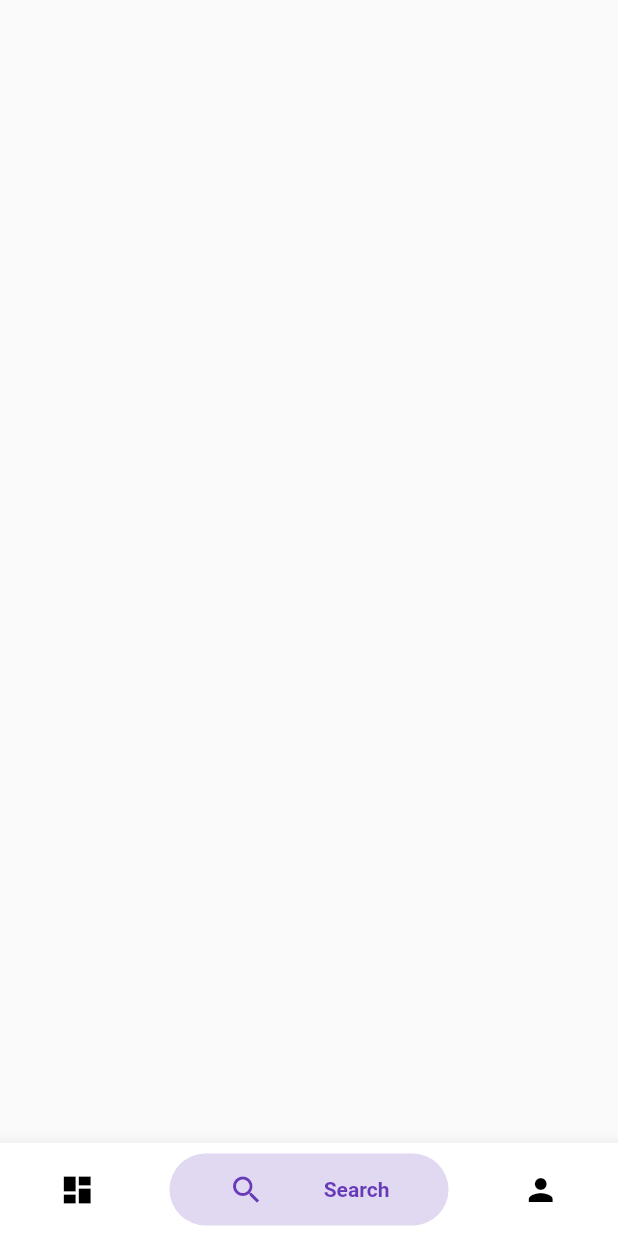
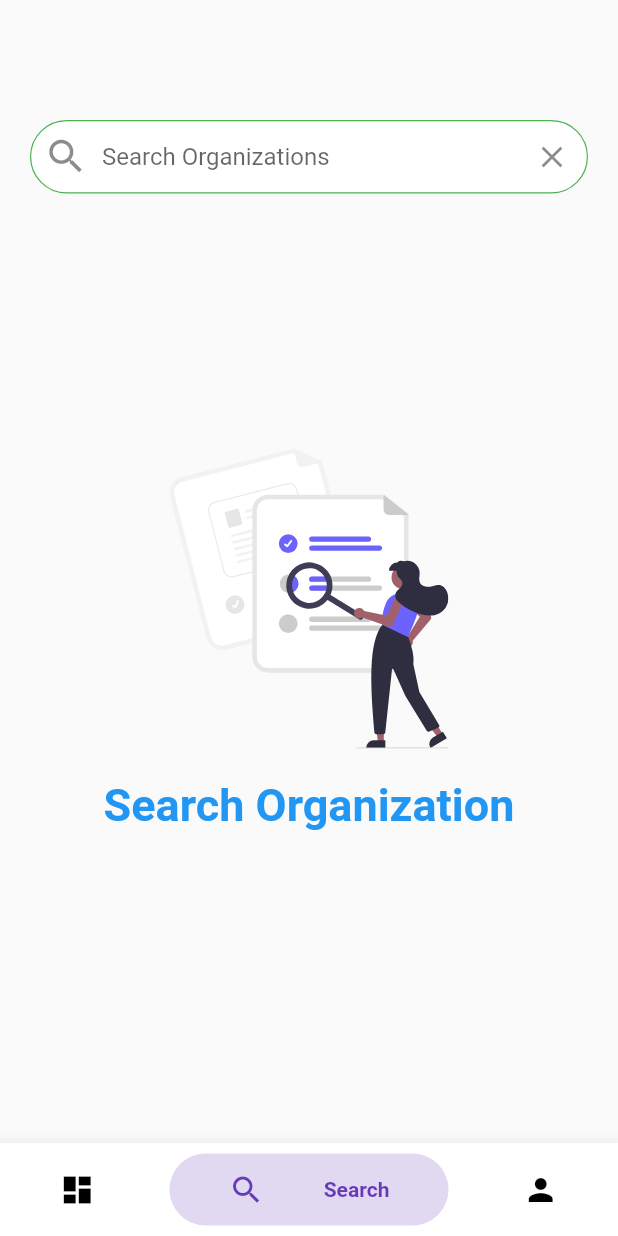
Before and after one commit to Thusatharan/FoodWastageManagement, a Flutter app: the ReceiverHomeScreen screen opened by its route, item 2 of the bottom bar chosen, on a phone screen of 412 x 824 dp. Run offline on Flutter 3.47's test engine with Material 2 defaults, Android fonts, the phone set to English and light mode, and no system bars; drawn by our look-alikes of bubble_bottom_bar; our stand-ins replace cloud_firestore, firebase_auth, firebase_core, flutter_svg, flutter_swiper, font_awesome_flutter and 2 more; accounts and stored records are empty; network calls fail.

Commit message:
Fourth Commit

```diff
--- a/lib/main.dart
+++ b/lib/main.dart
@@ -9,7 +9,7 @@ import 'package:food_wastage_management/screens/home_screen.dart';
 import 'package:food_wastage_management/screens/home_screens/admin_screens/admin_home_screen.dart';
 import 'package:food_wastage_management/screens/home_screens/user_screens/delivery_man_home_screen.dart';
 import 'package:food_wastage_management/screens/home_screens/user_screens/donator_home_screen.dart';
-import 'package:food_wastage_management/screens/home_screens/user_screens/receiver_screens/food_detail_screen.dart';
+import 'package:food_wastage_management/screens/home_screens/user_screens/receiver_screens/receiver_food_detail_screen.dart';
 import 'package:food_wastage_management/screens/home_screens/user_screens/receiver_screens/receiver_home_screen.dart';
 import 'package:food_wastage_management/screens/intro_screen.dart';
 import 'package:food_wastage_management/screens/splash_screen.dart';
@@ -55,7 +55,7 @@ class MyApp extends StatelessWidget {
           DonatorHomeScreen.routeName: (ctx) => DonatorHomeScreen(),
           ReceiverHomeScreen.routeName: (ctx) => ReceiverHomeScreen(),
           DeliveryManHomeScreen.routeName: (ctx) => DeliveryManHomeScreen(),
-          FoodDetailScreen.routeName: (ctx) => FoodDetailScreen(),
+          ReceiverFoodDetailScreen.routeName: (ctx) => ReceiverFoodDetailScreen(),
         },
       ),
     );
--- a/lib/providers/organization_provider.dart
+++ b/lib/providers/organization_provider.dart
@@ -35,6 +35,21 @@ class Organizations with ChangeNotifier {
     return [..._organizations];
   }
 
+  String _searchString;
+
+  List<Organization> get searchOrganizations {
+    return _organizations
+        .where((org) =>
+            org.name.toLowerCase().contains(_searchString) ||
+            org.name.contains(_searchString))
+        .toList();
+  }
+
+  void addSearchString(String searchText) {
+    _searchString = searchText;
+    notifyListeners();
+  }
+
   addOrganization() {
     // add
     notifyListeners();
--- a/lib/screens/home_screens/user_screens/donator_home_screen.dart
+++ b/lib/screens/home_screens/user_screens/donator_home_screen.dart
@@ -1,7 +1,7 @@
 import 'package:bubble_bottom_bar/bubble_bottom_bar.dart';
 import 'package:firebase_auth/firebase_auth.dart';
 import 'package:flutter/material.dart';
-import 'package:food_wastage_management/screens/home_screens/user_screens/profile_screen.dart';
+import 'package:food_wastage_management/screens/home_screens/user_screens/receiver_screens/receiver_profile_screen.dart';
 
 class DonatorHomeScreen extends StatefulWidget {
   static const routeName = '/donator_home_screen';
@@ -86,7 +86,7 @@ class _DonatorHomeScreenState extends State<DonatorHomeScreen> {
           ? homeScreen()
           : (_currentIndex == 1)
               ? requestScreen()
-              : ProfileScreen(
+              : ReceiverProfileScreen(
                   user: _currentUser,
                 ),
     );
--- a/lib/screens/home_screens/user_screens/receiver_screens/food_detail_screen.dart
+++ b/lib/screens/home_screens/user_screens/receiver_screens/receiver_food_detail_screen.dart
@@ -3,14 +3,14 @@ import 'package:food_wastage_management/providers/foods_provider.dart';
 import 'package:food_wastage_management/widgets/rating_stars_widget.dart';
 import 'package:provider/provider.dart';
 
-class FoodDetailScreen extends StatefulWidget {
+class ReceiverFoodDetailScreen extends StatefulWidget {
   static const routeName = '/food_detail_screen';
 
   @override
-  _FoodDetailScreenState createState() => _FoodDetailScreenState();
+  _ReceiverFoodDetailScreenState createState() => _ReceiverFoodDetailScreenState();
 }
 
-class _FoodDetailScreenState extends State<FoodDetailScreen> {
+class _ReceiverFoodDetailScreenState extends State<ReceiverFoodDetailScreen> {
   //_buildMenuItem(Food menuItem) {
   //  return Center(
   //    child: Stack(
--- a/lib/screens/home_screens/user_screens/receiver_screens/receiver_home_screen.dart
+++ b/lib/screens/home_screens/user_screens/receiver_screens/receiver_home_screen.dart
@@ -2,12 +2,16 @@ import 'package:bubble_bottom_bar/bubble_bottom_bar.dart';
 import 'package:firebase_auth/firebase_auth.dart';
 import 'package:flutter/material.dart';
 import 'package:food_wastage_management/models/food.dart';
+import 'package:food_wastage_management/models/organization.dart';
 import 'package:food_wastage_management/providers/foods_provider.dart';
-import 'package:food_wastage_management/screens/home_screens/user_screens/profile_screen.dart';
-import 'package:food_wastage_management/screens/home_screens/user_screens/receiver_screens/food_detail_screen.dart';
+import 'package:food_wastage_management/providers/organization_provider.dart';
+import 'package:food_wastage_management/screens/home_screens/user_screens/receiver_screens/receiver_food_detail_screen.dart';
+import 'package:food_wastage_management/screens/home_screens/user_screens/receiver_screens/receiver_profile_screen.dart';
+import 'package:food_wastage_management/widgets/organization_search_widget.dart';
 import 'package:food_wastage_management/widgets/organization_widget.dart';
 import 'package:food_wastage_management/widgets/rating_stars_widget.dart';
 import 'package:provider/provider.dart';
+import 'package:flutter_svg/flutter_svg.dart';
 
 class ReceiverHomeScreen extends StatefulWidget {
   static const routeName = '/receiver_home_screen';
@@ -17,6 +21,7 @@ class ReceiverHomeScreen extends StatefulWidget {
 }
 
 class _ReceiverHomeScreenState extends State<ReceiverHomeScreen> {
+  TextEditingController _searchOrganizationController = TextEditingController();
   User _currentUser = FirebaseAuth.instance.currentUser;
   var _currentIndex = 0;
 
@@ -26,8 +31,159 @@ class _ReceiverHomeScreenState extends State<ReceiverHomeScreen> {
     });
   }
 
+  @override
+  void initState() {
+    super.initState();
+    _searchOrganizationController.addListener(_onSearchChanged);
+  }
 
-  _searchScreen(){}
+  @override
+  void dispose() {
+    _searchOrganizationController.removeListener(_onSearchChanged);
+    super.dispose();
+  }
+
+  _onSearchChanged() {
+    Provider.of<Organizations>(
+      context,
+      listen: false,
+    ).addSearchString(_searchOrganizationController.text.trim());
+  }
+
+  /* *************************************************************** */
+
+  _emptySearchScreen(isPotrait) {
+    return SingleChildScrollView(
+      child: Container(
+        margin: EdgeInsets.only(top: isPotrait ? 150.0 : 30.0),
+        width: double.infinity,
+        child: Center(
+          child: Column(
+            children: [
+              Container(
+                child: SvgPicture.asset(
+                  'assets/images/search.svg',
+                  height: isPotrait ? 200.0 : 180.0,
+                ),
+              ),
+              SizedBox(
+                height: 20.0,
+              ),
+              Container(
+                child: Text(
+                  'Search Organization',
+                  style: TextStyle(
+                    fontSize: isPotrait ? 30.0 : 25.0,
+                    fontWeight: FontWeight.w600,
+                    color: Theme.of(context).accentColor,
+                  ),
+                ),
+              ),
+              SizedBox(height: 50.0),
+            ],
+          ),
+        ),
+      ),
+    );
+  }
+
+  _buildOrganization({organizations}) {
+    List<Widget> organizationList = [];
+    organizations.forEach((Organization organization) {
+      organizationList.add(
+        GestureDetector(
+          onTap: () {},
+          child: Container(
+            margin: EdgeInsets.symmetric(
+              horizontal: 20.0,
+              vertical: 5.0,
+            ),
+            decoration: BoxDecoration(
+              color: Colors.white,
+              borderRadius: BorderRadius.circular(15.0),
+              boxShadow: [
+                BoxShadow(
+                  color: Colors.black38,
+                  offset: Offset(0, 2),
+                  blurRadius: 6.0,
+                ),
+              ],
+            ),
+            child: SearchOrganizationWidget(organization),
+          ),
+        ),
+      );
+    });
+    return Column(
+      children: organizationList,
+    );
+  }
+
+  _searchScreen(_isPotrait) {
+    return SingleChildScrollView(
+      child: Column(
+        children: [
+          Container(
+            padding:
+                EdgeInsets.fromLTRB(20.0, _isPotrait ? 80.0 : 50.0, 20.0, 20.0),
+            child: TextField(
+              controller: _searchOrganizationController,
+              decoration: InputDecoration(
+                contentPadding: EdgeInsets.symmetric(vertical: 15.0),
+                fillColor: Colors.white,
+                filled: true,
+                border: OutlineInputBorder(
+                  borderRadius: BorderRadius.circular(30.0),
+                  borderSide: BorderSide(width: 0.8),
+                ),
+                enabledBorder: OutlineInputBorder(
+                  borderRadius: BorderRadius.circular(30.0),
+                  borderSide: BorderSide(
+                    width: 0.8,
+                    color: Theme.of(context).primaryColor,
+                  ),
+                ),
+                hintText: 'Search Organizations',
+                prefixIcon: Icon(
+                  Icons.search,
+                  size: 30.0,
+                ),
+                suffixIcon: IconButton(
+                  icon: Icon(Icons.clear),
+                  onPressed: () {
+                    _searchOrganizationController.clear();
+                    FocusScope.of(context).unfocus();
+                  },
+                ),
+              ),
+            ),
+          ),
+          GestureDetector(
+            onTap: () {
+              FocusScope.of(context).requestFocus(FocusNode());
+            },
+            child: Column(
+              crossAxisAlignment: CrossAxisAlignment.start,
+              children: [
+                Consumer<Organizations>(
+                  builder: (context, data, child) =>
+                      _searchOrganizationController.text.isEmpty
+                          ? _emptySearchScreen(_isPotrait)
+                          : Container(
+                              child: _buildOrganization(
+                                organizations: data.searchOrganizations,
+                              ),
+                            ),
+                ),
+              ],
+            ),
+          ),
+        ],
+      ),
+    );
+  }
+
+  /* *************************************************************** */
 
   _buildFoods({foods}) {
     List<Widget> foodList = [];
@@ -35,8 +191,10 @@ class _ReceiverHomeScreenState extends State<ReceiverHomeScreen> {
       foodList.add(
         GestureDetector(
           onTap: () {
-            Navigator.of(context)
-                .pushNamed(FoodDetailScreen.routeName, arguments: food.id);
+            Navigator.of(context).pushNamed(
+              ReceiverFoodDetailScreen.routeName,
+              arguments: food.id,
+            );
           },
           child: Container(
             margin: EdgeInsets.symmetric(
@@ -120,6 +278,8 @@ class _ReceiverHomeScreenState extends State<ReceiverHomeScreen> {
 
   @override
   Widget build(BuildContext context) {
+    final _isPotrait =
+        MediaQuery.of(context).orientation == Orientation.portrait;
     final List<Food> foods = Provider.of<Foods>(
       context,
       listen: false,
@@ -176,46 +336,12 @@ class _ReceiverHomeScreenState extends State<ReceiverHomeScreen> {
           ? SingleChildScrollView(
               child: Column(
                 children: [
-                  //Padding(
-                  //  padding: const EdgeInsets.all(20.0),
-                  //  child: TextField(
-                  //    decoration: InputDecoration(
-                  //      contentPadding: EdgeInsets.symmetric(
-                  //        vertical: 15.0,
-                  //      ),
-                  //      fillColor: Colors.white,
-                  //      filled: true,
-                  //      border: OutlineInputBorder(
-                  //        borderRadius: BorderRadius.circular(30.0),
-                  //        borderSide: BorderSide(width: 0.8),
-                  //      ),
-                  //      enabledBorder: OutlineInputBorder(
-                  //        borderRadius: BorderRadius.circular(30.0),
-                  //        borderSide: BorderSide(
-                  //          width: 0.8,
-                  //          color: Theme.of(context).primaryColor,
-                  //        ),
-                  //      ),
-                  //      hintText: 'Search Food or Restaurants',
-                  //      prefixIcon: Icon(
-                  //        Icons.search,
-                  //        size: 30.0,
-                  //      ),
-                  //      suffixIcon: IconButton(
-                  //        icon: Icon(Icons.clear),
-                  //        onPressed: () {},
-                  //      ),
-                  //    ),
-                  //  ),
-                  //),
-                  //SizedBox(
-                  //  height: 100.0,
-                  //),
                   Container(
                     alignment: Alignment.bottomLeft,
-                    margin: const EdgeInsets.fromLTRB(20.0, 80.0, 20.0, 20.0),
+                    margin: EdgeInsets.fromLTRB(
+                        20.0, _isPotrait ? 80.0 : 50.0, 20.0, 20.0),
                     child: Text(
-                      'Welcome',
+                      'Welcome back',
                       style: TextStyle(
                         fontSize: 30.0,
                         color: Colors.blue,
@@ -247,8 +373,8 @@ class _ReceiverHomeScreenState extends State<ReceiverHomeScreen> {
               ),
             )
           : (_currentIndex == 1)
-              ? _searchScreen()
-              : ProfileScreen(
+              ? _searchScreen(_isPotrait)
+              : ReceiverProfileScreen(
                   user: _currentUser,
                 ),
     );
--- a/lib/screens/home_screens/user_screens/profile_screen.dart
+++ b/lib/screens/home_screens/user_screens/receiver_screens/receiver_profile_screen.dart
@@ -8,9 +8,9 @@ import 'package:food_wastage_management/widgets/clipper_widgets/profile_clipper.
 import 'package:food_wastage_management/widgets/progress_widget.dart';
 import 'package:provider/provider.dart';
 
-class ProfileScreen extends StatelessWidget {
+class ReceiverProfileScreen extends StatelessWidget {
   final User user;
-  ProfileScreen({this.user});
+  ReceiverProfileScreen({this.user});
 
   @override
   Widget build(BuildContext context) {
--- a/pubspec.yaml
+++ b/pubspec.yaml
@@ -38,6 +38,7 @@ dependencies:
   intl: ^0.16.1
   bubble_bottom_bar: ^1.2.0
   flutter_rating_bar: ^3.2.0+1
+  flutter_svg: ^0.19.1
 
 dev_dependencies:
   flutter_test:
```
Also changed, not shown: lib/widgets/organization_search_widget.dart (added, +54 -0 lines), assets/images/search.svg (added), pubspec.lock.
